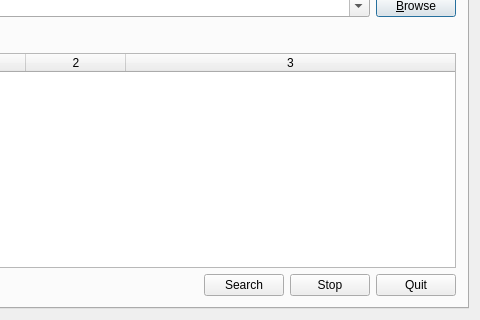
Qt form searcherdialog.ui (caorr1980/StringSearcher) before a commit; both pictures show x 99 to 579 and y 137 to 457 of the 579 by 457 pixel window.
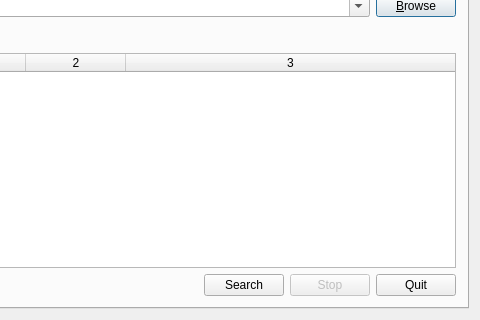
The same form after that commit.

```diff
--- a/searcherdialog.ui
+++ b/searcherdialog.ui
@@ -323,6 +323,9 @@
          </item>
          <item>
           <widget class="QPushButton" name="BTN_Stop">
+           <property name="enabled">
+            <bool>false</bool>
+           </property>
            <property name="text">
             <string>Stop</string>
            </property>
```
Left out of the diff: 3 changed lines with no effect on the pictures.
